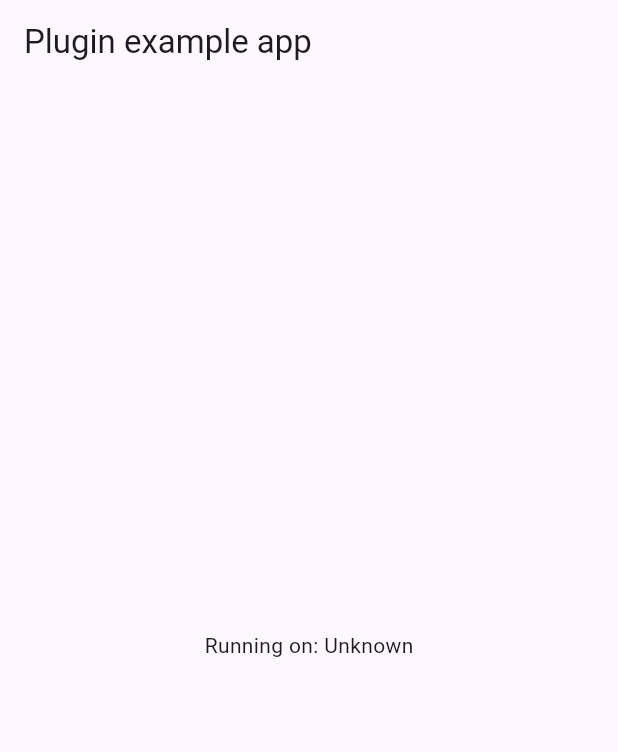
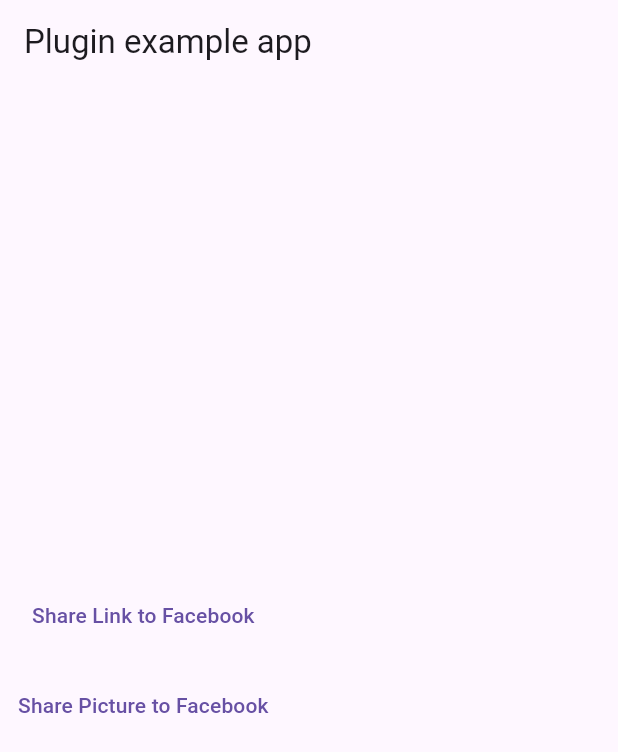
Before and after one commit to MuhammadFaizan980/facebook_share_callback, a Flutter app: the screen it shows after launch, on a phone screen of 412 x 824 dp. Shown: the top 752 px of the screen. Run offline on Flutter 3.47's test engine with Material 3 defaults, Android fonts, the phone set to English and light mode, and no system bars; our stand-ins replace image_picker, plugin_platform_interface.

Commit message:
feat: - added example - added readme guide

```diff
--- a/example/lib/main.dart
+++ b/example/lib/main.dart
@@ -1,7 +1,9 @@
 import 'dart:async';
+import 'dart:io';
 
 import 'package:facebook_share_callback/facebook_share_callback.dart';
 import 'package:flutter/material.dart';
+import 'package:image_picker/image_picker.dart';
 
 void main() {
   runApp(const MyApp());
@@ -15,34 +17,51 @@ class MyApp extends StatefulWidget {
 }
 
 class _MyAppState extends State<MyApp> {
-  String _platformVersion = 'Unknown';
-  final _facebookShareCallbackPlugin = FacebookShareCallback();
-
-  @override
-  void initState() {
-    super.initState();
-    initPlatformState();
-  }
-
-  // Platform messages are asynchronous, so we initialize in an async method.
-  Future<void> initPlatformState() async {
-    String platformVersion;
-    // Platform messages may fail, so we use a try/catch PlatformException.
-    // We also handle the message potentially returning null.
-
-    // If the widget was removed from the tree while the asynchronous platform
-    // message was in flight, we want to discard the reply rather than calling
-    // setState to update our non-existent appearance.
-    if (!mounted) return;
-  }
-
   @override
   Widget build(BuildContext context) {
     return MaterialApp(
       home: Scaffold(
         appBar: AppBar(title: const Text('Plugin example app')),
-        body: Center(child: Text('Running on: $_platformVersion\n')),
+        body: Column(
+          mainAxisAlignment: MainAxisAlignment.center,
+          children: [
+            TextButton(
+              onPressed: () => _shareUrl(url: 'https:www.my-url-com', quote: 'This is my quote'),
+              child: Text('Share Link to Facebook'),
+            ),
+            const SizedBox(height: 12),
+            TextButton(
+              onPressed: () async {
+                XFile? file = await ImagePicker().pickImage(source: ImageSource.gallery);
+                if (file != null) {
+                  _sharePicture(image: File(file.path));
+                }
+              },
+              child: Text('Share Picture to Facebook'),
+            ),
+          ],
+        ),
       ),
     );
   }
+
+  Future<void> _shareUrl({required String url, required String? quote}) async {
+    final shareFacebookCallbackPlugin = FacebookShareCallback();
+
+    String? result = await shareFacebookCallbackPlugin.shareFacebook(
+      type: ShareType.shareLinksFacebook,
+      quote: quote,
+      url: url,
+    );
+  }
+
+  Future<void> _sharePicture({required File image}) async {
+    final shareFacebookCallbackPlugin = FacebookShareCallback();
+    String? result = await shareFacebookCallbackPlugin.shareFacebook(
+      type: ShareType.sharePhotoFacebook,
+      quote: 'This is my picture',
+      imageName: 'My image name',
+      uint8Image: image.readAsBytesSync(),
+    );
+  }
 }
--- a/example/pubspec.yaml
+++ b/example/pubspec.yaml
@@ -16,6 +16,7 @@ environment:
 dependencies:
   flutter:
     sdk: flutter
+  image_picker: ^1.1.2
 
   facebook_share_callback:
     # When depending on this package from a real application you should use:
```
Also changed, not shown: example/pubspec.lock, 7 other files.
